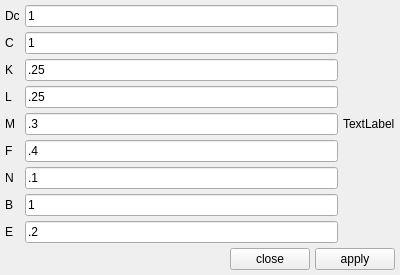
This is gui/uifiles/cyclone.ui in truongd8593/mfix as Qt 5 draws it before an edit. The edited form follows.
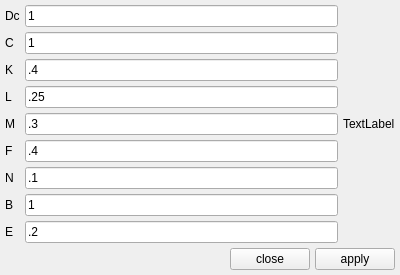
This is the edited form.

Commit message: tweaks to cyclone wizard

Patch:
```diff
--- a/gui/uifiles/cyclone.ui
+++ b/gui/uifiles/cyclone.ui
@@ -114,7 +114,7 @@
    <item row="2" column="1">
     <widget class="QLineEdit" name="lineedit_k">
      <property name="text">
-      <string>.25</string>
+      <string>.4</string>
      </property>
     </widget>
    </item>
```
Left out of the diff: 13 changed lines with no effect on the pictures. The commit also changes 1 other file.
